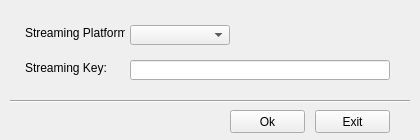
Before: the Qt Designer form platformselectionwindow.ui in M0dM/StreaMe, drawn with Qt 5.
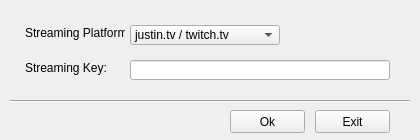
After: the same form once the commit is applied.

Commit message: adding platforms in combo bax widget into the plaftform selection window

```diff
--- a/platformselectionwindow.ui
+++ b/platformselectionwindow.ui
@@ -31,10 +31,20 @@
     <rect>
      <x>130</x>
      <y>25</y>
-     <width>100</width>
+     <width>150</width>
      <height>20</height>
     </rect>
    </property>
+   <item>
+    <property name="text">
+     <string>justin.tv / twitch.tv</string>
+    </property>
+   </item>
+   <item>
+    <property name="text">
+     <string>ustream.tv</string>
+    </property>
+   </item>
   </widget>
   <widget class="QLabel" name="streamKeyLabel">
    <property name="geometry">
```
